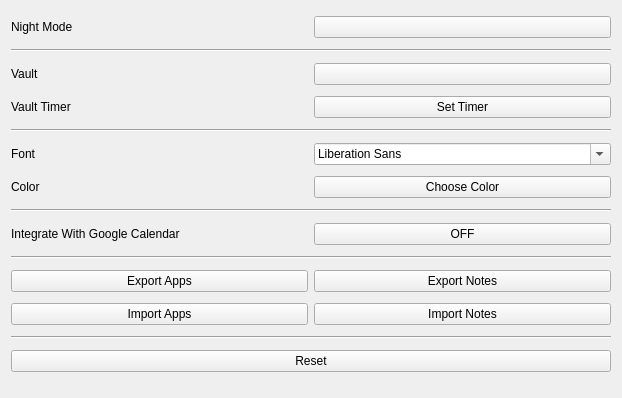
Qt form designs/xml/settings_tab.ui (daniel-deru/WorkMate-3.0) before a commit.
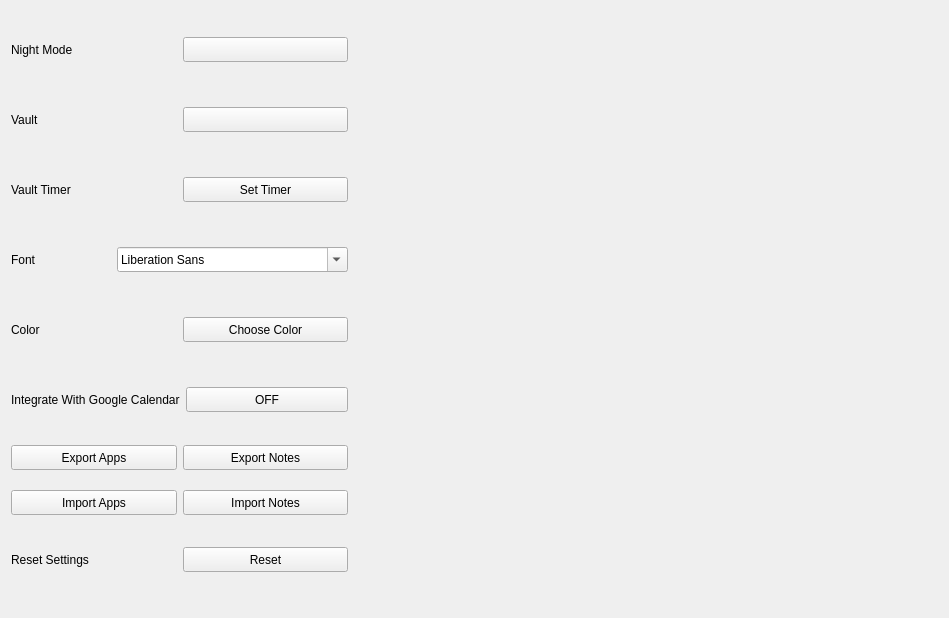
The same form after that commit.

Commit message: finished the google integration. made layout changes to the settings tab. added logo to the settings tab

Diff of the .ui file:
```diff
--- a/designs/xml/settings_tab.ui
+++ b/designs/xml/settings_tab.ui
@@ -6,18 +6,32 @@
    <rect>
     <x>0</x>
     <y>0</y>
-    <width>622</width>
-    <height>398</height>
+    <width>949</width>
+    <height>618</height>
    </rect>
   </property>
   <property name="windowTitle">
    <string>Form</string>
   </property>
+  <layout class="QHBoxLayout" name="horizontalLayout_5">
+   <item>
   <layout class="QVBoxLayout" name="verticalLayout">
    <item>
     <layout class="QHBoxLayout" name="hbox_night_mode">
      <item>
       <widget class="QLabel" name="lbl_night_mode">
+         <property name="sizePolicy">
+          <sizepolicy hsizetype="Minimum" vsizetype="Preferred">
+           <horstretch>0</horstretch>
+           <verstretch>0</verstretch>
+          </sizepolicy>
+         </property>
+         <property name="minimumSize">
+          <size>
+           <width>100</width>
+           <height>50</height>
+          </size>
+         </property>
        <property name="text">
         <string>Night Mode</string>
        </property>
@@ -25,6 +39,12 @@
      </item>
      <item>
       <widget class="QPushButton" name="btn_nightmode">
+         <property name="minimumSize">
+          <size>
+           <width>100</width>
+           <height>25</height>
+          </size>
+         </property>
        <property name="text">
         <string/>
        </property>
@@ -32,17 +52,22 @@
      </item>
     </layout>
    </item>
-   <item>
-    <widget class="Line" name="line_5">
-     <property name="orientation">
-      <enum>Qt::Horizontal</enum>
-     </property>
-    </widget>
-   </item>
    <item>
     <layout class="QHBoxLayout" name="horizontalLayout_2">
      <item>
       <widget class="QLabel" name="lbl_vault">
+         <property name="sizePolicy">
+          <sizepolicy hsizetype="Minimum" vsizetype="Preferred">
+           <horstretch>0</horstretch>
+           <verstretch>0</verstretch>
+          </sizepolicy>
+         </property>
+         <property name="minimumSize">
+          <size>
+           <width>100</width>
+           <height>50</height>
+          </size>
+         </property>
        <property name="text">
         <string>Vault</string>
        </property>
@@ -50,6 +75,12 @@
      </item>
      <item>
       <widget class="QPushButton" name="btn_vault">
+         <property name="minimumSize">
+          <size>
+           <width>100</width>
+           <height>25</height>
+          </size>
+         </property>
        <property name="text">
         <string/>
        </property>
@@ -60,7 +91,19 @@
    <item>
     <layout class="QHBoxLayout" name="horizontalLayout_3">
      <item>
-      <widget class="QLabel" name="label">
+        <widget class="QLabel" name="lbl_vault_timer">
+         <property name="sizePolicy">
+          <sizepolicy hsizetype="Minimum" vsizetype="Preferred">
+           <horstretch>0</horstretch>
+           <verstretch>0</verstretch>
+          </sizepolicy>
+         </property>
+         <property name="minimumSize">
+          <size>
+           <width>100</width>
+           <height>50</height>
+          </size>
+         </property>
        <property name="text">
         <string>Vault Timer</string>
        </property>
@@ -68,6 +111,12 @@
      </item>
      <item>
       <widget class="QPushButton" name="btn_vault_timer">
+         <property name="minimumSize">
+          <size>
+           <width>100</width>
+           <height>25</height>
+          </size>
+         </property>
        <property name="text">
         <string>Set Timer</string>
        </property>
@@ -75,24 +124,36 @@
      </item>
     </layout>
    </item>
-   <item>
-    <widget class="Line" name="line">
-     <property name="orientation">
-      <enum>Qt::Horizontal</enum>
-     </property>
-    </widget>
-   </item>
    <item>
     <layout class="QHBoxLayout" name="hbox_font">
      <item>
       <widget class="QLabel" name="lbl_font">
+         <property name="sizePolicy">
+          <sizepolicy hsizetype="Minimum" vsizetype="Preferred">
+           <horstretch>0</horstretch>
+           <verstretch>0</verstretch>
+          </sizepolicy>
+         </property>
+         <property name="minimumSize">
+          <size>
+           <width>100</width>
+           <height>50</height>
+          </size>
+         </property>
        <property name="text">
         <string>Font</string>
        </property>
       </widget>
      </item>
      <item>
-      <widget class="QFontComboBox" name="fcmbx_font"/>
+        <widget class="QFontComboBox" name="fcmbx_font">
+         <property name="minimumSize">
+          <size>
+           <width>100</width>
+           <height>25</height>
+          </size>
+         </property>
+        </widget>
      </item>
     </layout>
    </item>
@@ -100,6 +161,18 @@
     <layout class="QHBoxLayout" name="hbox_color">
      <item>
       <widget class="QLabel" name="lbl_color">
+         <property name="sizePolicy">
+          <sizepolicy hsizetype="Minimum" vsizetype="Preferred">
+           <horstretch>0</horstretch>
+           <verstretch>0</verstretch>
+          </sizepolicy>
+         </property>
+         <property name="minimumSize">
+          <size>
+           <width>100</width>
+           <height>50</height>
+          </size>
+         </property>
        <property name="text">
         <string>Color</string>
        </property>
@@ -107,6 +180,12 @@
      </item>
      <item>
       <widget class="QPushButton" name="btn_color">
+         <property name="minimumSize">
+          <size>
+           <width>100</width>
+           <height>25</height>
+          </size>
+         </property>
        <property name="text">
         <string>Choose Color</string>
        </property>
@@ -114,17 +193,22 @@
      </item>
     </layout>
    </item>
-   <item>
-    <widget class="Line" name="line_4">
-     <property name="orientation">
-      <enum>Qt::Horizontal</enum>
-     </property>
-    </widget>
-   </item>
    <item>
     <layout class="QHBoxLayout" name="horizontalLayout_4">
      <item>
       <widget class="QLabel" name="lbl_calendar">
+         <property name="sizePolicy">
+          <sizepolicy hsizetype="Fixed" vsizetype="Preferred">
+           <horstretch>0</horstretch>
+           <verstretch>0</verstretch>
+          </sizepolicy>
+         </property>
+         <property name="minimumSize">
+          <size>
+           <width>0</width>
+           <height>50</height>
+          </size>
+         </property>
        <property name="text">
         <string>Integrate With Google Calendar</string>
        </property>
@@ -132,6 +216,18 @@
      </item>
      <item>
       <widget class="QPushButton" name="btn_calendar">
+         <property name="sizePolicy">
+          <sizepolicy hsizetype="Minimum" vsizetype="Fixed">
+           <horstretch>0</horstretch>
+           <verstretch>0</verstretch>
+          </sizepolicy>
+         </property>
+         <property name="minimumSize">
+          <size>
+           <width>100</width>
+           <height>25</height>
+          </size>
+         </property>
        <property name="text">
         <string>OFF</string>
        </property>
@@ -139,17 +235,22 @@
      </item>
     </layout>
    </item>
-   <item>
-    <widget class="Line" name="line_3">
-     <property name="orientation">
-      <enum>Qt::Horizontal</enum>
-     </property>
-    </widget>
-   </item>
    <item>
     <layout class="QHBoxLayout" name="hbox_export">
      <item>
       <widget class="QPushButton" name="btn_export_apps">
+         <property name="sizePolicy">
+          <sizepolicy hsizetype="Minimum" vsizetype="Fixed">
+           <horstretch>0</horstretch>
+           <verstretch>25</verstretch>
+          </sizepolicy>
+         </property>
+         <property name="minimumSize">
+          <size>
+           <width>100</width>
+           <height>25</height>
+          </size>
+         </property>
        <property name="text">
         <string>Export Apps</string>
        </property>
@@ -157,6 +258,12 @@
      </item>
      <item>
       <widget class="QPushButton" name="btn_export_notes">
+         <property name="minimumSize">
+          <size>
+           <width>100</width>
+           <height>25</height>
+          </size>
+         </property>
        <property name="text">
         <string>Export Notes</string>
        </property>
@@ -168,6 +275,12 @@
     <layout class="QHBoxLayout" name="hbox_import">
      <item>
       <widget class="QPushButton" name="btn_import_apps">
+         <property name="minimumSize">
+          <size>
+           <width>100</width>
+           <height>25</height>
+          </size>
+         </property>
        <property name="text">
         <string>Import Apps</string>
        </property>
@@ -175,6 +288,12 @@
      </item>
      <item>
       <widget class="QPushButton" name="btn_import_notes">
+         <property name="minimumSize">
+          <size>
+           <width>100</width>
+           <height>25</height>
+          </size>
+         </property>
        <property name="text">
         <string>Import Notes</string>
        </property>
@@ -182,23 +301,103 @@
      </item>
     </layout>
    </item>
-   <item>
-    <widget class="Line" name="line_2">
-     <property name="orientation">
-      <enum>Qt::Horizontal</enum>
-     </property>
-    </widget>
-   </item>
    <item>
     <layout class="QHBoxLayout" name="horizontalLayout">
+       <item>
+        <widget class="QLabel" name="lbl_reset">
+         <property name="sizePolicy">
+          <sizepolicy hsizetype="Minimum" vsizetype="Preferred">
+           <horstretch>0</horstretch>
+           <verstretch>0</verstretch>
+          </sizepolicy>
+         </property>
+         <property name="minimumSize">
+          <size>
+           <width>100</width>
+           <height>50</height>
+          </size>
+         </property>
+         <property name="text">
+          <string>Reset Settings</string>
+         </property>
+        </widget>
+       </item>
      <item>
       <widget class="QPushButton" name="btn_reset">
+         <property name="minimumSize">
+          <size>
+           <width>100</width>
+           <height>25</height>
+          </size>
+         </property>
        <property name="text">
         <string>Reset</string>
        </property>
       </widget>
      </item>
     </layout>
+     </item>
+    </layout>
+   </item>
+   <item>
+    <spacer name="horizontalSpacer">
+     <property name="orientation">
+      <enum>Qt::Horizontal</enum>
+     </property>
+     <property name="sizeHint" stdset="0">
+      <size>
+       <width>40</width>
+       <height>20</height>
+      </size>
+     </property>
+    </spacer>
+   </item>
+   <item>
+    <widget class="QLabel" name="lbl_logo">
+     <property name="sizePolicy">
+      <sizepolicy hsizetype="Fixed" vsizetype="Fixed">
+       <horstretch>0</horstretch>
+       <verstretch>0</verstretch>
+      </sizepolicy>
+     </property>
+     <property name="minimumSize">
+      <size>
+       <width>500</width>
+       <height>500</height>
+      </size>
+     </property>
+     <property name="maximumSize">
+      <size>
+       <width>500</width>
+       <height>500</height>
+      </size>
+     </property>
+     <property name="sizeIncrement">
+      <size>
+       <width>500</width>
+       <height>500</height>
+      </size>
+     </property>
+     <property name="text">
+      <string/>
+     </property>
+     <property name="scaledContents">
+      <bool>false</bool>
+     </property>
+    </widget>
+   </item>
+   <item>
+    <spacer name="horizontalSpacer_2">
+     <property name="orientation">
+      <enum>Qt::Horizontal</enum>
+     </property>
+     <property name="sizeHint" stdset="0">
+      <size>
+       <width>40</width>
+       <height>20</height>
+      </size>
+     </property>
+    </spacer>
    </item>
   </layout>
  </widget>
```
Lines whose indentation alone changed are shown as unchanged. The commit also changes 17 other files.
